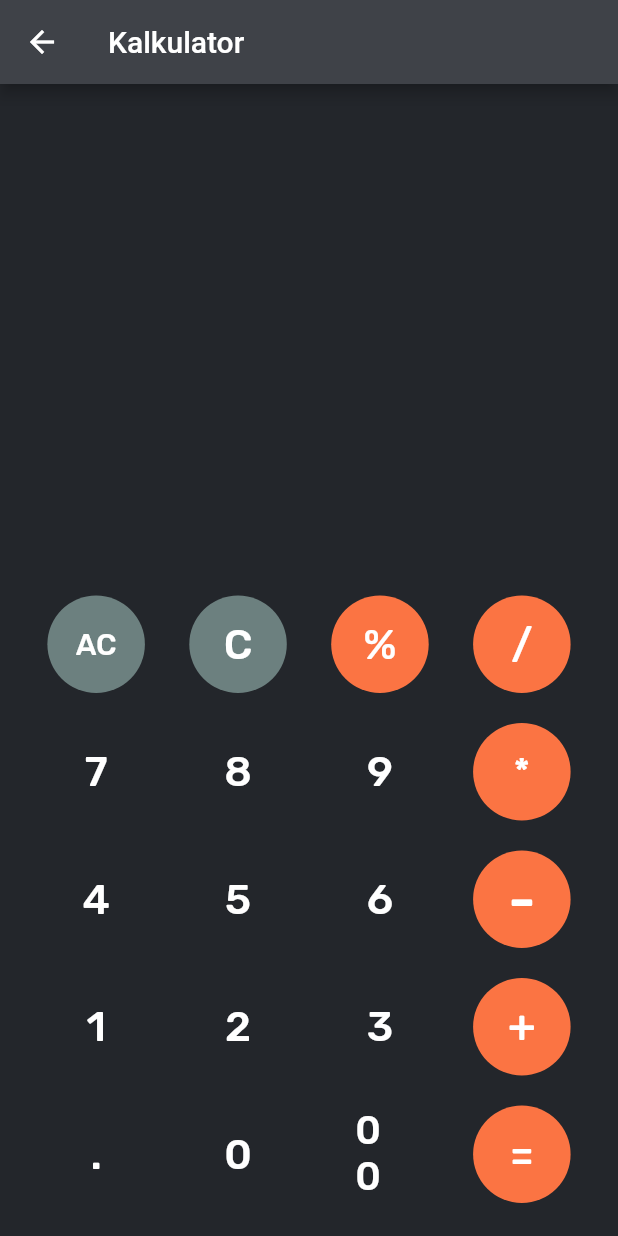
After one commit to naufalw/ekonomie_flutter, a Flutter app: the screen it shows after launch, after a tap on "Kalkulator", on a phone screen of 412 x 824 dp. The commit adds this screen. Run offline on Flutter 3.47's test engine with Material 2 defaults, Android fonts, the phone set to English and light mode, and no system bars; our stand-ins replace dio, expansion_tile_card, flutter_screenutil, google_fonts, jiffy, math_expressions and 1 more; missing offline and left inert: neumorphic, neuomorphic_container, prefs, splash_screen_view.

Commit message:
calculator, initial on PPH, fix on PBB

```diff
--- a/lib/backend/chart_currency.dart
+++ b/lib/backend/chart_currency.dart
@@ -60,9 +60,9 @@ class CurrencyChartData {
 
   Widget newCurrencyChartDashboard(List<ChartDataFormat> dataSource) {
     String fromCurrency = Prefs.getString("fromCurrency", "USD");
-    var haha = Prefs.getString("toCurrency", "IDR");
+    var toCurrency = Prefs.getString("toCurrency", "IDR");
 
-    String textnya = "$fromCurrency to $haha";
+    String textnya = "1 $fromCurrency to $toCurrency";
     return Center(
       child: Container(
         child: SfCartesianChart(
--- /dev/null
+++ b/lib/calculator/calc_button.dart
@@ -0,0 +1,48 @@
+import 'package:flutter/material.dart';
+import 'package:google_fonts/google_fonts.dart';
+
+class CalcButton extends StatelessWidget {
+  final String text;
+  final int fillColor;
+  final int textColor;
+  final double textSize;
+  final Function callback;
+
+  const CalcButton({
+    Key key,
+    this.text,
+    this.fillColor,
+    this.textColor = 0xFFFFFFFF,
+    this.textSize = 28,
+    this.callback,
+  }) : super(key: key);
+
+  @override
+  Widget build(BuildContext context) {
+    return Container(
+      margin: EdgeInsets.all(10),
+      child: SizedBox(
+        width: 65,
+        height: 65,
+        child: FlatButton(
+          shape: RoundedRectangleBorder(
+            borderRadius: BorderRadius.circular(50.0),
+          ),
+          onPressed: () {
+            callback(text);
+          },
+          child: Text(
+            text,
+            style: GoogleFonts.rubik(
+              textStyle: TextStyle(
+                fontSize: textSize,
+              ),
+            ),
+          ),
+          color: fillColor != null ? Color(fillColor) : null,
+          textColor: Color(textColor),
+        ),
+      ),
+    );
+  }
+}
--- /dev/null
+++ b/lib/screen/calc_screen_alternative.dart
@@ -0,0 +1,222 @@
+import 'package:Ekonomie/calculator/calc_button.dart';
+import 'package:Ekonomie/constants/constants.dart';
+import 'package:flutter/material.dart';
+import 'package:google_fonts/google_fonts.dart';
+import 'package:math_expressions/math_expressions.dart';
+
+class CalcScreenNew extends StatefulWidget {
+  const CalcScreenNew({Key key}) : super(key: key);
+
+  @override
+  CalcScreenNewState createState() => CalcScreenNewState();
+}
+
+class CalcScreenNewState extends State<CalcScreenNew> {
+  String _history = '';
+  String _expression = '';
+
+  void numClick(String text) {
+    setState(() => _expression += text);
+  }
+
+  void allClear(String text) {
+    setState(() {
+      _history = '';
+      _expression = '';
+    });
+  }
+
+  void clear(String text) {
+    setState(() {
+      _expression = '';
+    });
+  }
+
+  void evaluate(String text) {
+    Parser p = Parser();
+    Expression exp = p.parse(_expression);
+    ContextModel cm = ContextModel();
+
+    setState(() {
+      _history = _expression;
+      _expression = exp.evaluate(EvaluationType.REAL, cm).toString();
+    });
+  }
+
+  @override
+  Widget build(BuildContext context) {
+    return Scaffold(
+      appBar: AppBar(
+        backgroundColor: kPrimaryColor,
+        title: Text(
+          "Kalkulator",
+          style: GoogleFonts.secularOne(),
+        ),
+      ),
+      backgroundColor: kScaffoldBGColor,
+      body: Container(
+        padding: EdgeInsets.all(12),
+        child: Column(
+          mainAxisAlignment: MainAxisAlignment.end,
+          children: <Widget>[
+            Container(
+              child: Padding(
+                padding: const EdgeInsets.only(right: 12),
+                child: Text(
+                  _history,
+                  style: GoogleFonts.rubik(
+                    textStyle: TextStyle(
+                      fontSize: 24,
+                      color: Color(0xFF545F61),
+                    ),
+                  ),
+                ),
+              ),
+              alignment: Alignment(1.0, 1.0),
+            ),
+            Container(
+              child: Padding(
+                padding: const EdgeInsets.all(12),
+                child: Text(
+                  _expression,
+                  style: GoogleFonts.rubik(
+                    textStyle: TextStyle(
+                      fontSize: 48,
+                      color: Colors.white,
+                    ),
+                  ),
+                ),
+              ),
+              alignment: Alignment(1.0, 1.0),
+            ),
+            SizedBox(height: 40),
+            Row(
+              mainAxisAlignment: MainAxisAlignment.spaceEvenly,
+              children: <Widget>[
+                CalcButton(
+                  text: 'AC',
+                  fillColor: 0xFF6C807F,
+                  textSize: 20,
+                  callback: allClear,
+                ),
+                CalcButton(
+                  text: 'C',
+                  fillColor: 0xFF6C807F,
+                  callback: clear,
+                ),
+                CalcButton(
+                  text: '%',
+                  fillColor: 0xFFFB7443,
+                  textColor: 0xFFFFFFFF,
+                  callback: numClick,
+                ),
+                CalcButton(
+                  text: '/',
+                  fillColor: 0xFFFB7443,
+                  textColor: 0xFFFFFFFF,
+                  callback: numClick,
+                ),
+              ],
+            ),
+            Row(
+              mainAxisAlignment: MainAxisAlignment.spaceEvenly,
+              children: <Widget>[
+                CalcButton(
+                  text: '7',
+                  callback: numClick,
+                ),
+                CalcButton(
+                  text: '8',
+                  callback: numClick,
+                ),
+                CalcButton(
+                  text: '9',
+                  callback: numClick,
+                ),
+                CalcButton(
+                  text: '*',
+                  fillColor: 0xFFFB7443,
+                  textColor: 0xFFFFFFFF,
+                  textSize: 24,
+                  callback: numClick,
+                ),
+              ],
+            ),
+            Row(
+              mainAxisAlignment: MainAxisAlignment.spaceEvenly,
+              children: <Widget>[
+                CalcButton(
+                  text: '4',
+                  callback: numClick,
+                ),
+                CalcButton(
+                  text: '5',
+                  callback: numClick,
+                ),
+                CalcButton(
+                  text: '6',
+                  callback: numClick,
+                ),
+                CalcButton(
+                  text: '-',
+                  fillColor: 0xFFFB7443,
+                  textColor: 0xFFFFFFFF,
+                  textSize: 38,
+                  callback: numClick,
+                ),
+              ],
+            ),
+            Row(
+              mainAxisAlignment: MainAxisAlignment.spaceEvenly,
+              children: <Widget>[
+                CalcButton(
+                  text: '1',
+                  callback: numClick,
+                ),
+                CalcButton(
+                  text: '2',
+                  callback: numClick,
+                ),
+                CalcButton(
+                  text: '3',
+                  callback: numClick,
+                ),
+                CalcButton(
+                  text: '+',
+                  fillColor: 0xFFFB7443,
+                  textColor: 0xFFFFFFFF,
+                  textSize: 30,
+                  callback: numClick,
+                ),
+              ],
+            ),
+            Row(
+              mainAxisAlignment: MainAxisAlignment.spaceEvenly,
+              children: <Widget>[
+                CalcButton(
+                  text: '.',
+                  callback: numClick,
+                ),
+                CalcButton(
+                  text: '0',
+                  callback: numClick,
+                ),
+                CalcButton(
+                  text: '00',
+                  callback: numClick,
+                  textSize: 26,
+                ),
+                CalcButton(
+                  text: '=',
+                  fillColor: 0xFFFB7443,
+                  textColor: 0xFFFFFFFF,
+                  callback: evaluate,
+                ),
+              ],
+            )
+          ],
+        ),
+      ),
+    );
+  }
+}
--- a/lib/screen/hasilPajakPBB_screen.dart
+++ b/lib/screen/hasilPajakPBB_screen.dart
@@ -30,8 +30,8 @@ class _PBBHasilScreenState extends State<PBBHasilScreen> {
     nNJOP = widget.nNJOP ?? 0;
     nNJOPKP = widget.nNJOPKP ?? 0;
     nNJOPTKP = widget.nNJOPTKP ?? 0;
-    besarPersen = await Prefs.getStringF("PBBMode");
-    statusNJOPKP = await Prefs.getStringF("NJOPMode");
+    besarPersen = await Prefs.getStringF("PBBMode", "Auto");
+    statusNJOPKP = await Prefs.getStringF("NJOPMode", "Diketahui");
     if (statusNJOPKP == "Diketahui") {
       nPBBTerutang = getPBBKetemuKP(nNJOPKP, besarPersen);
     } else if (statusNJOPKP == "Tidak Diketahui") {
@@ -136,7 +136,7 @@ class PBBTerutangCard extends StatelessWidget {
         baseColor: kSecondaryColor,
         expandedColor: kSecondaryColor,
         title: Text(
-          "PBB Terutang",
+          "PBB",
           style: GoogleFonts.hammersmithOne(fontSize: ScreenUtil().setSp(22)),
         ),
         subtitle: Text(value.toString(),
--- a/lib/screen/new_dashboard.dart
+++ b/lib/screen/new_dashboard.dart
@@ -1,5 +1,6 @@
 import 'package:Ekonomie/backend/chart_currency.dart';
 import 'package:Ekonomie/constants/constants.dart';
+import 'package:Ekonomie/screen/calc_screen_alternative.dart';
 import 'package:Ekonomie/screen/pajakPBB_screen.dart';
 import 'package:Ekonomie/screen/settings_screen.dart';
 import 'package:flutter/material.dart';
@@ -97,9 +98,13 @@ class _NewDashboardPageState extends State<NewDashboardPage> {
                     mainAxisAlignment: MainAxisAlignment.spaceBetween,
                     crossAxisAlignment: CrossAxisAlignment.center,
                     children: [
-                      Text("Dashboard",
-                          style: GoogleFonts.hammersmithOne(
-                              fontSize: ScreenUtil().setSp(45))),
+                      Padding(
+                        padding:
+                            EdgeInsets.only(top: ScreenUtil().setHeight(7)),
+                        child: Text("Dashboard",
+                            style: GoogleFonts.hammersmithOne(
+                                fontSize: ScreenUtil().setSp(45))),
+                      ),
                       getChardWidget(),
                       SizedBox(
                         height: ScreenUtil().setHeight(9),
@@ -143,17 +148,21 @@ class _NewDashboardPageState extends State<NewDashboardPage> {
                           ),
                           DashBoardButton(
                             title: "Kalkulator",
-                            onPressed: () {},
+                            onPressed: () {
+                              Navigator.push(
+                                  context,
+                                  MaterialPageRoute(
+                                      builder: (context) => CalcScreenNew()));
+                            },
                           ),
                           DashBoardButton(
                             title: "Pengaturan",
                             onPressed: () {
                               Navigator.push(
-                                      context,
-                                      MaterialPageRoute(
-                                          builder: (context) =>
-                                              PengaturanScreen()))
-                                  .then((value) => updateUI());
+                                  context,
+                                  MaterialPageRoute(
+                                      builder: (context) =>
+                                          PengaturanScreen()));
                             },
                           ),
                         ],
--- a/lib/screen/pajakPBB_screen.dart
+++ b/lib/screen/pajakPBB_screen.dart
@@ -23,7 +23,7 @@ class _PBBHomeScreenState extends State<PBBHomeScreen> {
 
   Future<void> getPrefsValue() async {
     dropdownModeValue = await Prefs.getStringF("PBBMode", pilihanMode[0]);
-    nNJOPKPmodeValue = await Prefs.getStringF("NJOPMode", pilihanMode[0]);
+    nNJOPKPmodeValue = await Prefs.getStringF("NJOPMode", pilihanModeNJOPKP[0]);
     if (dropdownModeValue != null) {
       setState(() {});
     }
--- a/lib/screen/settings_screen.dart
+++ b/lib/screen/settings_screen.dart
@@ -22,7 +22,7 @@ class _PengaturanScreenState extends State<PengaturanScreen> {
     "INR",
     "MYR",
     "PHP",
-    "SAD",
+    "SAR",
     "SGD",
     "USD",
   ];
--- a/pubspec.yaml
+++ b/pubspec.yaml
@@ -23,7 +23,6 @@ environment:
 dependencies:
   flutter:
     sdk: flutter
-  cool_alert: ^1.0.3
   cupertino_icons: ^1.0.0
   currency_input_formatters: ^0.0.2
   dio: ^3.0.10
@@ -31,6 +30,7 @@ dependencies:
   flutter_screenutil: ^4.0.3+1
   google_fonts: ^1.1.2
   jiffy: ^3.0.1
+  math_expressions: ^2.0.2
   neumorphic: ^0.4.0
   neuomorphic_container: ^2.0.3
   prefs: ^3.2.1
```
Also changed, not shown: lib/backend/hitung_pajak.dart (+20 -0 lines), lib/screen/calc_screen.dart (added, +250 -0 lines), pubspec.lock.
